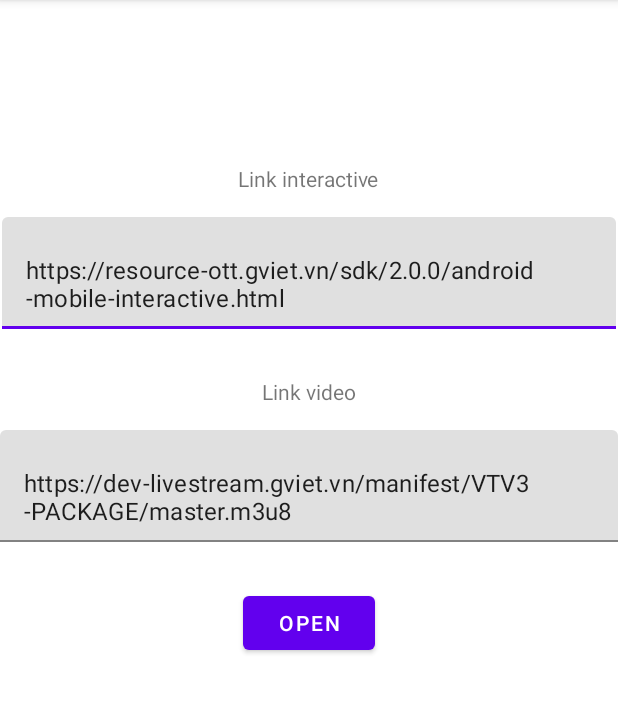
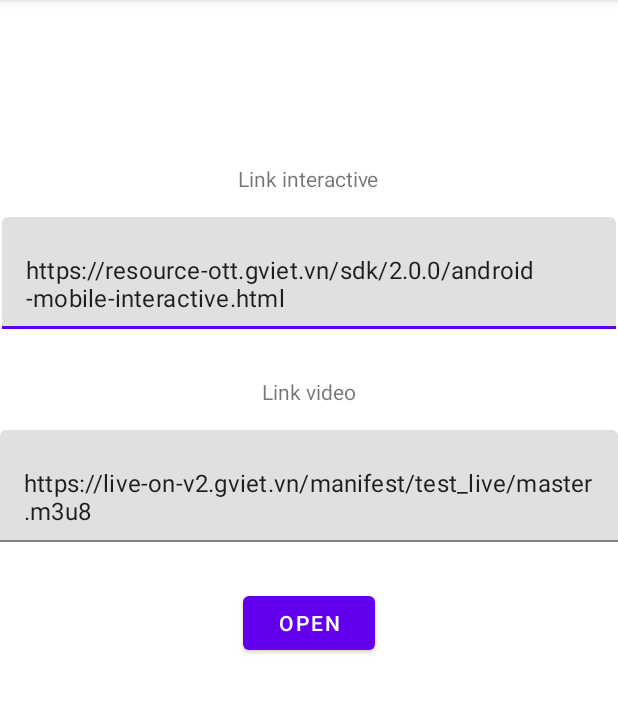
Before and after one commit to sigmaott/sigma-interactive-sdk-example, an Android app: the screen it shows after launch (MainActivity), on a phone screen of 412 x 824 dp, the part 84-797 px from its top. Run offline under Robolectric (Android 15) with nearby library versions, the phone set to English and light mode, and no system bars.

```diff
--- a/DemoSigmaInteractiveAndroid/app/src/main/java/com/example/sigmainteractive/PlayerActivity.java
+++ b/DemoSigmaInteractiveAndroid/app/src/main/java/com/example/sigmainteractive/PlayerActivity.java
@@ -45,7 +45,7 @@
     //  private static boolean DEBUG = false;
     public static final String VERSION = "2.0.0";
     private static final String HTML_SDK = "https://resource-ott.gviet.vn/sdk/[SDK_VERSION]/android-mobile-interactive.html";
-    private static String sourcePlay = "https://dev-livestream.gviet.vn/manifest/VTV2-PACKAGE/master.m3u8";
+    private static String sourcePlay = "https://live-on-v2.gviet.vn/manifest/test_live/master.m3u8";
     ExoPlayer player;
     Boolean isPlaying;
     @Override
--- a/DemoSigmaInteractiveAndroid/app/src/main/res/layout/activity_main.xml
+++ b/DemoSigmaInteractiveAndroid/app/src/main/res/layout/activity_main.xml
@@ -75,7 +75,7 @@
                     android:id="@+id/txtLinkVideo"
                     android:layout_width="match_parent"
                     android:layout_height="wrap_content"
-                    android:text="https://dev-livestream.gviet.vn/manifest/VTV3-PACKAGE/master.m3u8" />
+                    android:text="https://live-on-v2.gviet.vn/manifest/test_live/master.m3u8" />
             </com.google.android.material.textfield.TextInputLayout>
 
             <Button
```
Also changed, not shown: 1 other file.
